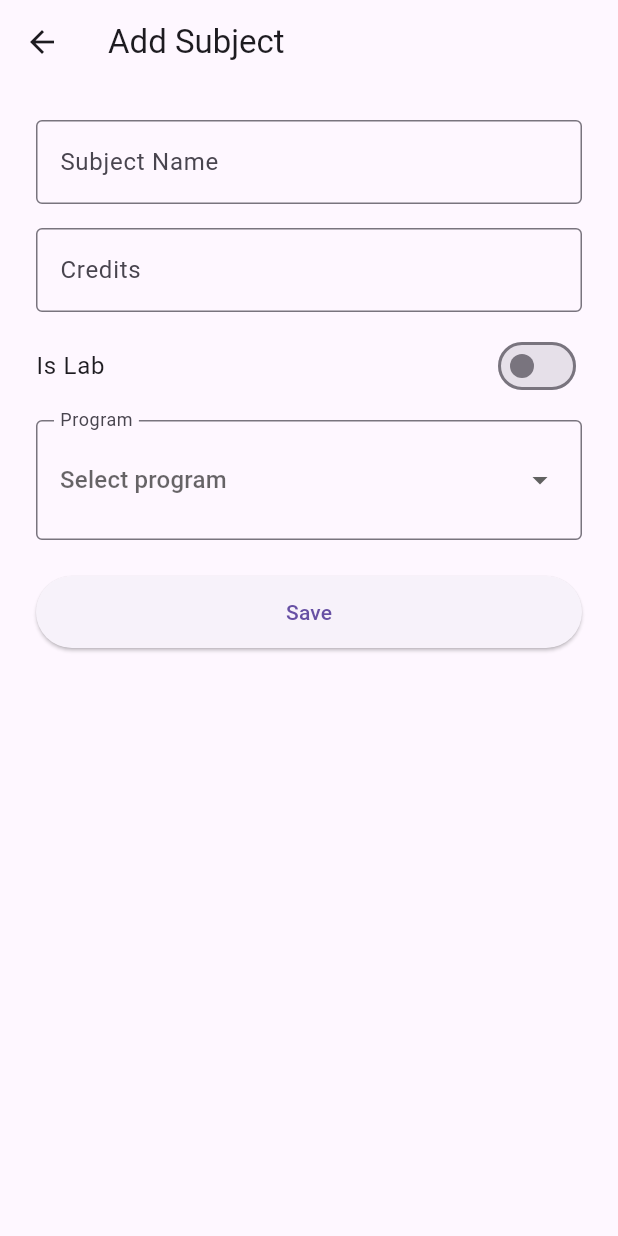
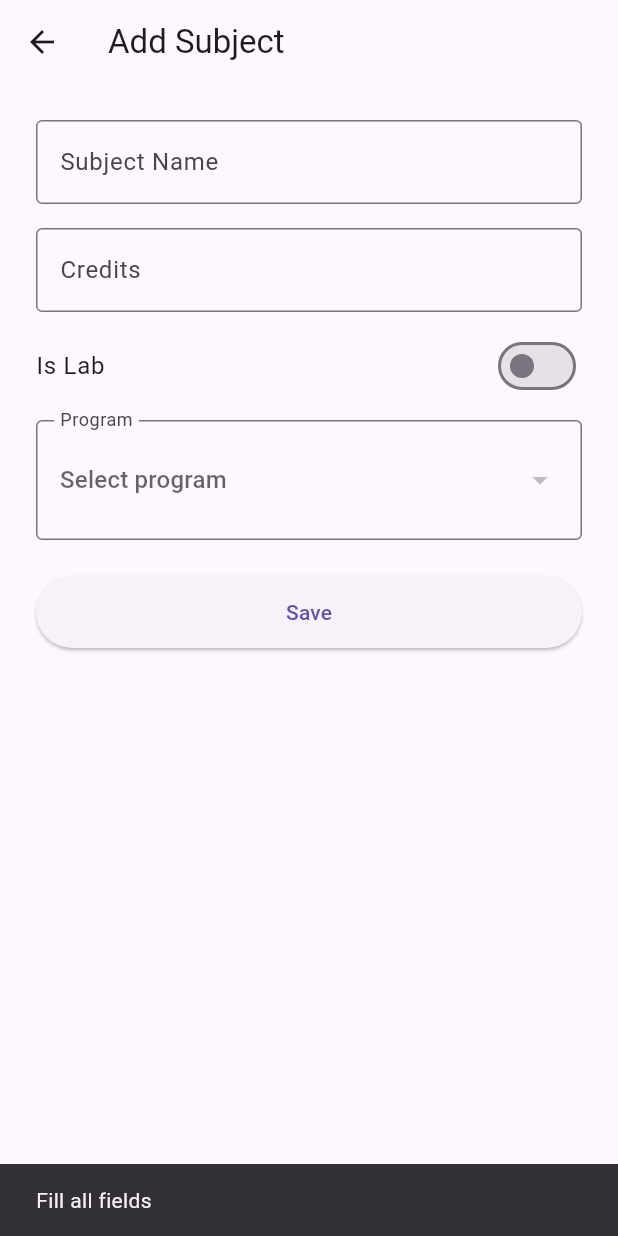
Before and after one commit to Shiven0204/Timetable_Scheduler, a Flutter app: the AddSubjectScreen screen opened by its route, after a tap on "Save", on a phone screen of 412 x 824 dp. Run offline on Flutter 3.47's test engine with Material 3 defaults, Android fonts, the phone set to English and light mode, and no system bars; our stand-ins replace cloud_firestore, firebase_core; accounts and stored records are empty.

Commit message:
update database service methods for program and subject saving

```diff
--- a/lib/screens/admin/add_subject_screen.dart
+++ b/lib/screens/admin/add_subject_screen.dart
@@ -1,4 +1,6 @@
 import 'package:flutter/material.dart';
+import 'package:cloud_firestore/cloud_firestore.dart';
+import 'package:timetable_scheduler/services/database_service.dart';
 
 class AddSubjectScreen extends StatefulWidget {
   const AddSubjectScreen({super.key});
@@ -8,12 +10,38 @@ class AddSubjectScreen extends StatefulWidget {
 }
 
 class _AddSubjectScreenState extends State<AddSubjectScreen> {
-  static const _programs = ['BTech CSE 1st Year', 'BCA 2nd Year'];
 
   final _subjectNameController = TextEditingController();
   final _creditsController = TextEditingController();
+
+  final DatabaseService _dbService = DatabaseService();
+
   bool _isLab = false;
-  String? _program;
+
+  String? _selectedProgramId;
+  List<Map<String, dynamic>> _programs = [];
+
+  @override
+  void initState() {
+    super.initState();
+    _loadPrograms();
+  }
+
+  Future<void> _loadPrograms() async {
+    final snapshot = await FirebaseFirestore.instance
+        .collection('Programs')
+        .get();
+
+    setState(() {
+      _programs = snapshot.docs.map((doc) {
+        return {
+          'id': doc.id,
+          'program_name': doc['program_name'],
+          'branch_name': doc['branch_name'],
+        };
+      }).toList();
+    });
+  }
 
   @override
   void dispose() {
@@ -22,15 +50,46 @@ class _AddSubjectScreenState extends State<AddSubjectScreen> {
     super.dispose();
   }
 
-  void _onSave() {
+  void _onSave() async {
     final subjectName = _subjectNameController.text.trim();
-    final credits = _creditsController.text.trim();
-    final isLab = _isLab ? 'Yes' : 'No';
-    final program = _program ?? '(none selected)';
+    final creditsText = _creditsController.text.trim();
 
-    debugPrint(
-      'Subject: $subjectName | Credits: $credits | Is Lab: $isLab | Program: $program',
-    );
+    if (subjectName.isEmpty ||
+        creditsText.isEmpty ||
+        _selectedProgramId == null) {
+      ScaffoldMessenger.of(context).showSnackBar(
+        const SnackBar(content: Text('Fill all fields')),
+      );
+      return;
+    }
+
+    try {
+      int credits = int.tryParse(creditsText) ?? 0;
+
+      await _dbService.saveSubject(
+        subjectName: subjectName,
+        credits: credits,
+        isLab: _isLab,
+        programId: _selectedProgramId!,
+      );
+
+      ScaffoldMessenger.of(context).showSnackBar(
+        const SnackBar(content: Text('Subject saved')),
+      );
+
+      _subjectNameController.clear();
+      _creditsController.clear();
+
+      setState(() {
+        _isLab = false;
+        _selectedProgramId = null;
+      });
+
+    } catch (e) {
+      ScaffoldMessenger.of(context).showSnackBar(
+        SnackBar(content: Text('Error: $e')),
+      );
+    }
   }
 
   InputDecoration _decoration(String label) {
@@ -51,17 +110,20 @@ class _AddSubjectScreenState extends State<AddSubjectScreen> {
         child: Column(
           crossAxisAlignment: CrossAxisAlignment.stretch,
           children: [
+
             TextField(
               controller: _subjectNameController,
               decoration: _decoration('Subject Name'),
             ),
             const SizedBox(height: 16),
+
             TextField(
               controller: _creditsController,
               keyboardType: TextInputType.number,
               decoration: _decoration('Credits'),
             ),
             const SizedBox(height: 8),
+
             SwitchListTile(
               contentPadding: EdgeInsets.zero,
               title: const Text('Is Lab'),
@@ -73,30 +135,33 @@ class _AddSubjectScreenState extends State<AddSubjectScreen> {
               },
             ),
             const SizedBox(height: 8),
+
             InputDecorator(
               decoration: _decoration('Program'),
               child: DropdownButtonHideUnderline(
                 child: DropdownButton<String>(
                   isExpanded: true,
-                  value: _program,
+                  value: _selectedProgramId,
                   hint: const Text('Select program'),
-                  items: _programs
-                      .map(
-                        (p) => DropdownMenuItem(
-                          value: p,
-                          child: Text(p),
-                        ),
-                      )
-                      .toList(),
+                  items: _programs.map<DropdownMenuItem<String>>((p) {
+                    return DropdownMenuItem<String>(
+                      value: p['id'],
+                      child: Text(
+                        "${p['program_name']} - ${p['branch_name']}"
+                      ),
+                    );
+                  }).toList(),
                   onChanged: (value) {
                     setState(() {
-                      _program = value;
+                      _selectedProgramId = value;
                     });
                   },
                 ),
               ),
             ),
+
             const SizedBox(height: 24),
+
             SizedBox(
               height: 48,
               child: ElevatedButton(
```
Also changed, not shown: lib/screens/admin/add_program_screen.dart (+20 -32 lines), lib/services/database_service.dart (+35 -4 lines).
